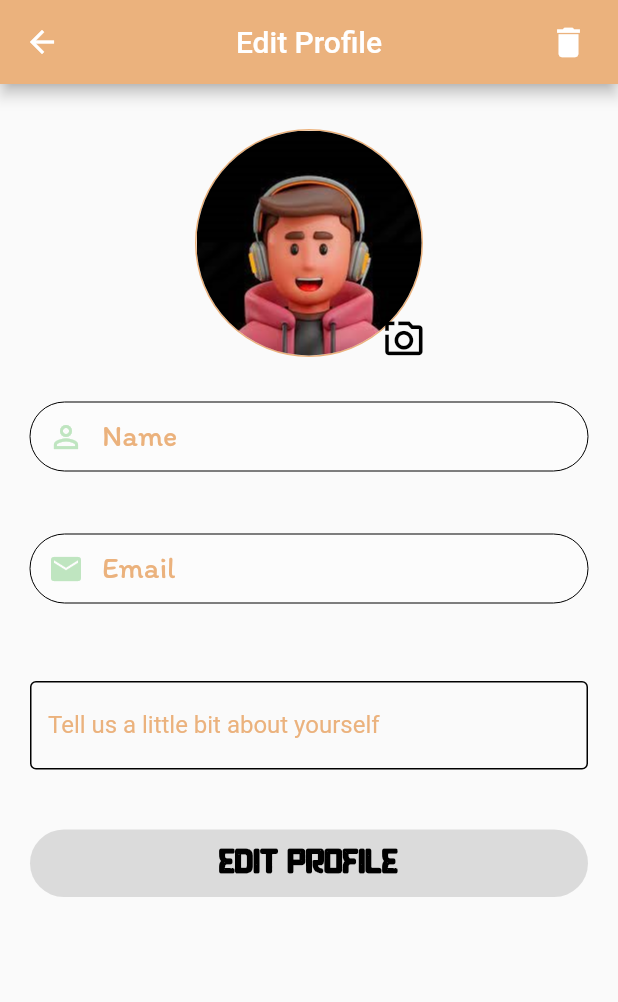
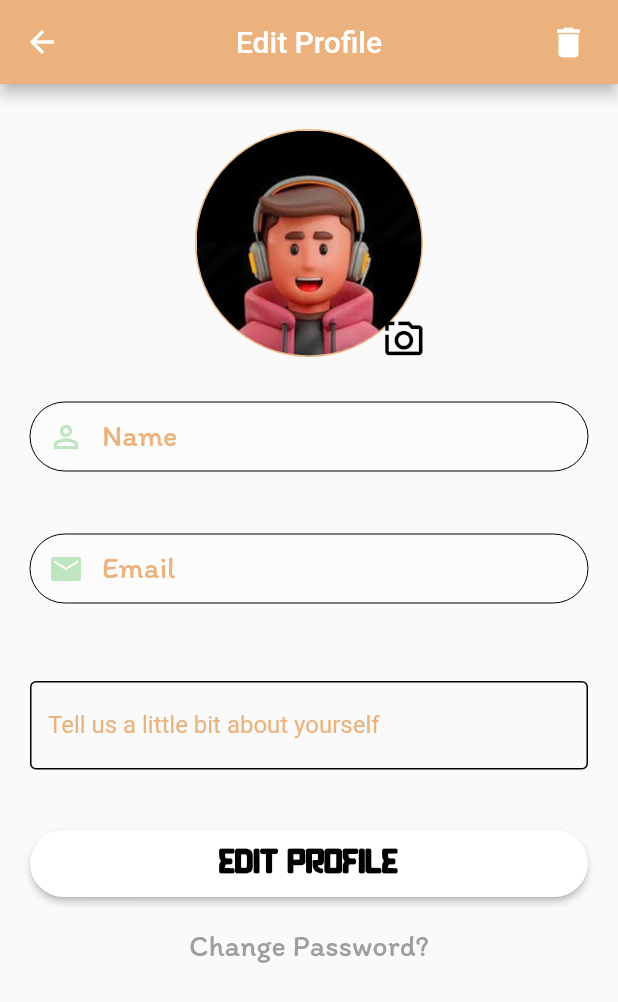
Before and after one commit to ruisilvavpa/PBH_Project, a Flutter app: the EditProfile screen opened directly, on a phone screen of 412 x 824 dp. Shown: the top 1002 px of the screen. Run offline on Flutter 3.47's test engine with Material 2 defaults, Android fonts, the phone set to English and light mode, and no system bars; our stand-ins replace get, shared_preferences, smooth_page_indicator; accounts and stored records are empty.

Commit message:
- WIP change password - Edit profile action

```diff
--- a/lib/models/user.dart
+++ b/lib/models/user.dart
@@ -15,4 +15,7 @@ class User {
         id = json['id'],
         bio = json['bio'],
         type = json['type'];
+
+  Map<String, dynamic> toJson() =>
+      {'name': name, 'email': email, 'id': id, 'bio': bio, 'type': type};
 }
--- a/lib/resources/strings.dart
+++ b/lib/resources/strings.dart
@@ -36,6 +36,12 @@ class Strings {
   static const String kBioProfileBody = 'About Me';
   static const String kBioProfileTitle = 'Tell us a little bit about yourself';
 
+  //EDIT PROFILE
+  static const String kEditChangePassword = "Change Password?";
+
+  //CHANGE PASSWORD
+  static const String kChangePasswordTitle = "Change Password";
+
   //DISCOVERY
   static const String kDiscoveryTitle = 'Discovery \nPage';
   static const String kDiscoverySubtitle = 'Search for new amazing reads';
@@ -48,6 +54,9 @@ class Strings {
   static const String kFieldEmail = "Email";
   static const String kFieldEmailError = "Please insert a valid email.";
   static const String kFieldPassword = "Passord";
+  static const String kFieldOldPassword = "Old Passord";
+  static const String kFieldNewPassword = "New Passord";
+  static const String kFieldConfirmPassword = "Confirm Passord";
   static const String kFieldPasswordError =
       "The password needs to have at least 8 characteres.";
   static const String kFieldName = "Name";
--- a/lib/reusable_widgets/guest_profile_banner.dart
+++ b/lib/reusable_widgets/guest_profile_banner.dart
@@ -1,6 +1,7 @@
 import 'package:flutter/material.dart';
 import 'package:get/get.dart';
 import 'package:pbh_project/resources/strings.dart';
+import 'package:pbh_project/reusable_widgets/sign_in_option.dart';
 import 'package:pbh_project/reusable_widgets/submit_button.dart';
 import 'package:pbh_project/screens/writter_buttons_screens/edit_profile.dart';
 
@@ -39,6 +40,7 @@ class _GuestProfileBannerState extends State<GuestProfileBanner> {
         const SizedBox(
           height: 20,
         ),
+        signInOption(context: context),
       ],
     );
   }
--- a/lib/screens/writter_buttons_screens/edit_profile.dart
+++ b/lib/screens/writter_buttons_screens/edit_profile.dart
@@ -1,34 +1,31 @@
+import 'package:flutter/gestures.dart';
 import 'package:flutter/material.dart';
-import 'package:get/get.dart';
-import 'package:pbh_project/controllers/registration_controller.dart';
 import 'package:pbh_project/reusable_widgets/input_fields.dart';
 import 'package:pbh_project/reusable_widgets/submit_button.dart';
+import 'package:pbh_project/screens/writter_buttons_screens/change_password_screen.dart';
 import 'package:pbh_project/utils/app_styles.dart';
 
 import '../../controllers/edit_controller.dart';
 import '../../models/user.dart';
 import '../../resources/strings.dart';
-import '../../reusable_widgets/app_bar.dart';
 import '../../reusable_widgets/image_picker.dart';
+import '../login/forgot_password_page.dart';
 
 class EditProfile extends StatefulWidget {
   User? user;
   EditProfile({super.key, this.user});
 
   @override
-  State<EditProfile> createState() => _EditProfileState();
+  State<EditProfile> createState() => _EditProfileState(user: user);
 }
 
 class _EditProfileState extends State<EditProfile> {
   User? user;
+  _EditProfileState({this.user});
+  EditController controller = EditController();
   @override
   Widget build(BuildContext context) {
-    final RegistrationController registrationController =
-        Get.put(RegistrationController());
-    //variables
-
     double w = MediaQuery.of(context).size.width;
-    double h = MediaQuery.of(context).size.height;
     return Scaffold(
       appBar: AppBar(
         backgroundColor: writterLogoColor,
@@ -103,21 +100,22 @@ class _EditProfileState extends State<EditProfile> {
                 const SizedBox(
                   height: 30,
                 ),
-                InputTextFieldWidget(registrationController.nameController,
-                    'Name', Icons.person_outline, false),
+                InputTextFieldWidget(controller.nameController, 'Name',
+                    Icons.person_outline, false),
                 const SizedBox(
                   height: 20,
                 ),
-                InputTextFieldWidget(registrationController.emailController,
-                    'Email', Icons.email, false),
+                InputTextFieldWidget(
+                    controller.emailController, 'Email', Icons.email, false),
                 const SizedBox(
                   height: 30,
                 ),
-                const SingleChildScrollView(
+                SingleChildScrollView(
                   child: TextField(
                     keyboardType: TextInputType.multiline,
                     maxLines: null,
-                    decoration: InputDecoration(
+                    controller: controller.bioController,
+                    decoration: const InputDecoration(
                       labelText: Strings.kBioProfileTitle,
                       labelStyle: TextStyle(color: writterLogoColor),
                       hintText: Strings.kBioProfileBody,
@@ -138,17 +136,40 @@ class _EditProfileState extends State<EditProfile> {
                   height: 30,
                 ),
                 SubmitButton(
-                  onPressed: registrationController.isSignupValid() == true
-                      ? () => registrationController.registerWithEmail()
-                      : null,
+                  onPressed: () => edit(context),
                   title: Strings.kEditProfileTitle,
                 ),
+                Row(mainAxisAlignment: MainAxisAlignment.center, children: [
+                  RichText(
+                    text: TextSpan(
+                        text: Strings.kEditChangePassword,
+                        style: kDescription,
+                        recognizer: TapGestureRecognizer()
+                          ..onTap = () => Navigator.push(
+                              context,
+                              MaterialPageRoute(
+                                  builder: (context) =>
+                                      (const ChangePasswordPage())))),
+                  ),
+                ]),
               ],
             ),
           ),
         ],
       ),
     );
+  }
+
+  void edit(BuildContext context) {
+    controller
+        .updateUser(user!)
+        .then((value) => handleEditAnswer(value, context));
+  }
+
+  void handleEditAnswer(bool response, BuildContext context) {
+    if (response) {
+      Navigator.pop(context);
+    }
   }
 
   void delete(BuildContext context) {
--- a/lib/utils/api_endpoints.dart
+++ b/lib/utils/api_endpoints.dart
@@ -10,4 +10,5 @@ class _AuthEndPoints {
   final String fetchMe = '/api/User/me';
   final String logout = '/api/Authentication/logout';
   final String delete = '/api/User';
+  final String update = '/api/User';
 }
```
Also changed, not shown: lib/controllers/change_password_controller.dart (added, +54 -0 lines), lib/controllers/edit_controller.dart (+43 -0 lines), lib/reusable_widgets/sign_in_option.dart (added, +40 -0 lines), lib/screens/sign_up/sign_up_page.dart (+2 -28 lines), lib/screens/writter_buttons_screens/change_password_screen.dart (added, +81 -0 lines).
